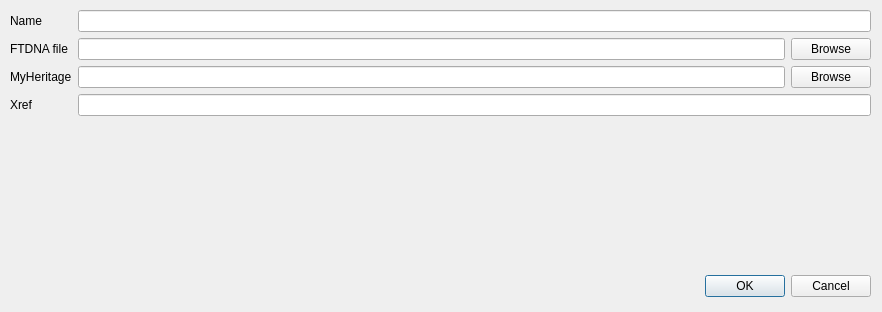
This is UI/add_tester.ui in gregersn/gensplorer as Qt 5 draws it before an edit. The edited form follows.
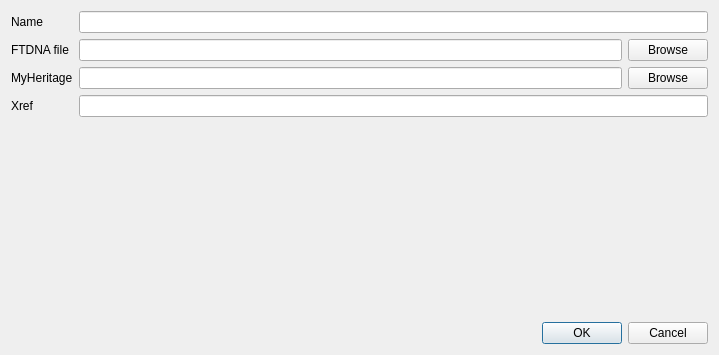
This is the edited form.

```diff
--- a/UI/add_tester.ui
+++ b/UI/add_tester.ui
@@ -6,39 +6,22 @@
    <rect>
     <x>0</x>
     <y>0</y>
-    <width>882</width>
-    <height>312</height>
+    <width>719</width>
+    <height>355</height>
    </rect>
   </property>
   <property name="windowTitle">
    <string>Dialog</string>
   </property>
-  <widget class="QDialogButtonBox" name="buttonBox">
-   <property name="geometry">
-    <rect>
-     <x>10</x>
-     <y>270</y>
-     <width>861</width>
-     <height>32</height>
-    </rect>
-   </property>
-   <property name="orientation">
-    <enum>Qt::Horizontal</enum>
-   </property>
-   <property name="standardButtons">
-    <set>QDialogButtonBox::Cancel|QDialogButtonBox::Ok</set>
-   </property>
-  </widget>
-  <widget class="QWidget" name="formLayoutWidget">
-   <property name="geometry">
-    <rect>
-     <x>10</x>
-     <y>10</y>
-     <width>861</width>
-     <height>251</height>
-    </rect>
-   </property>
+  <layout class="QVBoxLayout" name="verticalLayout">
+   <item>
    <layout class="QFormLayout" name="formLayout">
+     <property name="fieldGrowthPolicy">
+      <enum>QFormLayout::ExpandingFieldsGrow</enum>
+     </property>
+     <property name="leftMargin">
+      <number>0</number>
+     </property>
     <item row="0" column="0">
      <widget class="QLabel" name="label">
       <property name="text">
@@ -49,14 +32,14 @@
     <item row="0" column="1">
      <widget class="QLineEdit" name="inName"/>
     </item>
-    <item row="2" column="0">
+     <item row="1" column="0">
      <widget class="QLabel" name="label_2">
       <property name="text">
        <string>FTDNA file</string>
       </property>
      </widget>
     </item>
-    <item row="2" column="1">
+     <item row="1" column="1">
      <layout class="QHBoxLayout" name="horizontalLayout">
       <item>
        <widget class="QLineEdit" name="inFtdna"/>
@@ -70,14 +53,14 @@
       </item>
      </layout>
     </item>
-    <item row="3" column="0">
+     <item row="2" column="0">
      <widget class="QLabel" name="label_3">
       <property name="text">
        <string>MyHeritage</string>
       </property>
      </widget>
     </item>
-    <item row="3" column="1">
+     <item row="2" column="1">
      <layout class="QHBoxLayout" name="horizontalLayout_2">
       <item>
        <widget class="QLineEdit" name="inMyheritage"/>
@@ -91,18 +74,29 @@
       </item>
      </layout>
     </item>
-    <item row="4" column="0">
+     <item row="3" column="0">
      <widget class="QLabel" name="label_4">
       <property name="text">
        <string>Xref</string>
       </property>
      </widget>
     </item>
-    <item row="4" column="1">
+     <item row="3" column="1">
      <widget class="QLineEdit" name="inXref"/>
     </item>
    </layout>
-  </widget>
+   </item>
+   <item>
+    <widget class="QDialogButtonBox" name="buttonBox">
+     <property name="orientation">
+      <enum>Qt::Horizontal</enum>
+     </property>
+     <property name="standardButtons">
+      <set>QDialogButtonBox::Cancel|QDialogButtonBox::Ok</set>
+     </property>
+    </widget>
+   </item>
+  </layout>
  </widget>
  <resources/>
  <connections/>
```
Left out of the diff: 2 changed lines with no effect on the pictures. Lines whose indentation alone changed are shown as unchanged.
